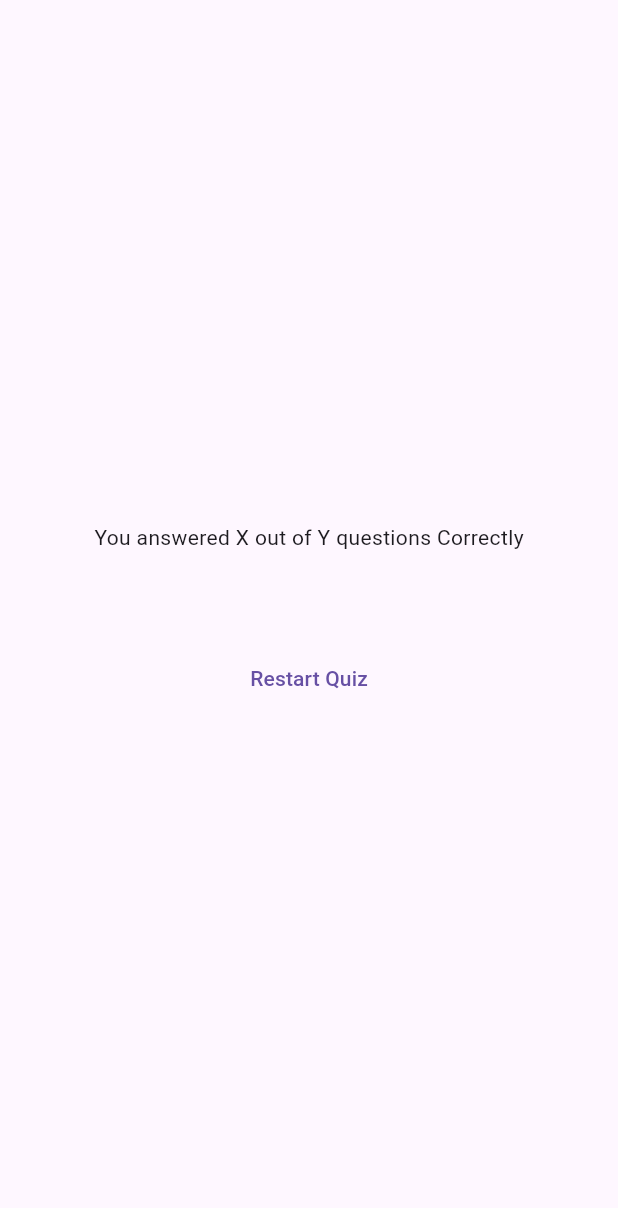
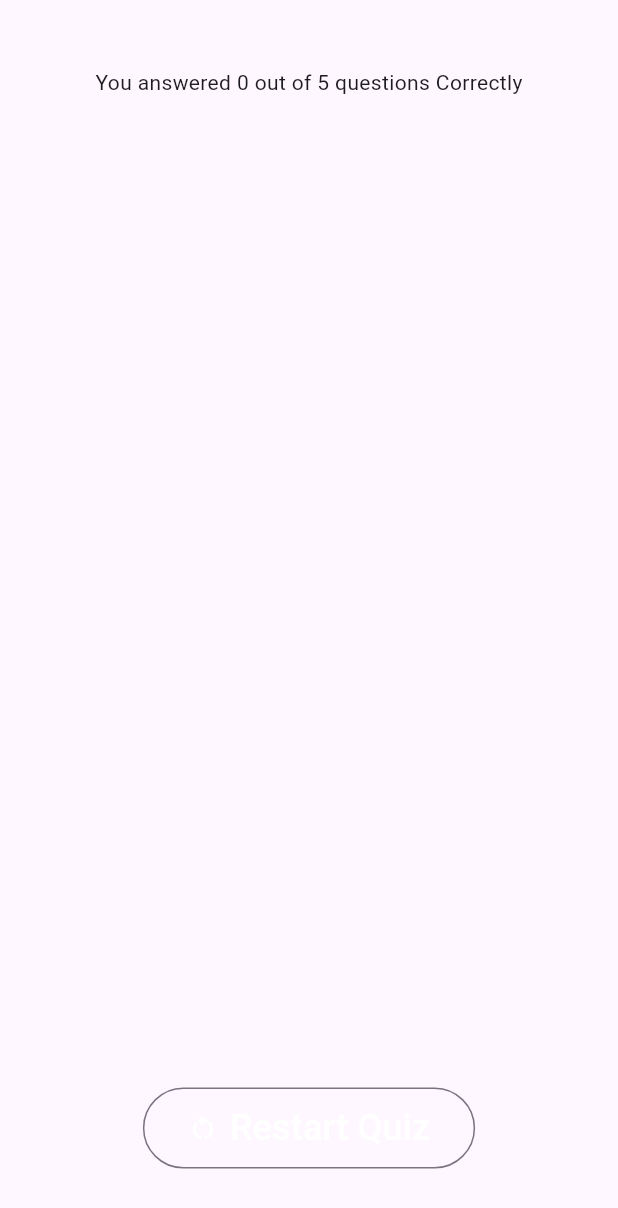
Before and after one commit to chris-zaharia/quiz_app, a Flutter app: the ResultsScreen widget shown alone on an empty page, opened directly with empty values, on a phone screen of 412 x 824 dp. Shown: the top 1208 px of the screen. Run offline on Flutter 3.47's test engine with Material 3 defaults, Android fonts, the phone set to English and light mode, and no system bars; our stand-ins replace google_fonts.

Commit message:
font changes, new button, question # circle

```diff
--- a/lib/quiz.dart
+++ b/lib/quiz.dart
@@ -54,7 +54,6 @@ class _QuizState extends State<Quiz> {
               colors: [
                 Color.fromARGB(255, 78, 13, 151),
                 Colors.blue,
-                Color.fromARGB(255, 107, 15, 168),
               ],
             ),
           ),
--- a/lib/results_screen.dart
+++ b/lib/results_screen.dart
@@ -14,7 +14,7 @@ class ResultsScreen extends StatelessWidget {
         {
           'question_index': i,
           'question': questions[i].text,
-          'correct_answer' :questions[i].answers[0],
+          'correct_answer': questions[i].answers[0],
           'user_answer': chosenAnswers[i],
         },
       );
@@ -25,6 +25,14 @@ class ResultsScreen extends StatelessWidget {
 
   @override
   Widget build(context) {
+    final summaryData = getSummaryData();
+    final numTotalQuestions = questions.length;
+    final numCorrectQuestions = summaryData.where(
+      (data) {
+        return data['correct_answer'] == data['user_answer'];
+      },
+    ).length;
+
     return SizedBox(
       width: double.infinity,
       child: Container(
@@ -32,20 +40,32 @@ class ResultsScreen extends StatelessWidget {
         child: Column(
           mainAxisAlignment: MainAxisAlignment.center,
           children: [
-            const Text('You answered X out of Y questions Correctly'),
+            Text(
+                'You answered $numCorrectQuestions out of $numTotalQuestions questions Correctly'),
             const SizedBox(
               height: 30,
             ),
-            QuestionsSummary(
-              summaryData: getSummaryData()
-              ),
+            QuestionsSummary(summaryData: getSummaryData()),
             const SizedBox(
               height: 30,
             ),
-            TextButton(
+            OutlinedButton.icon(
+              icon: const Icon(Icons.restart_alt_outlined, size: 20,color: Colors.white,),
               onPressed: () {},
-              child: const Text('Restart Quiz'),
-            )
+              style: OutlinedButton.styleFrom(
+                foregroundColor: Colors.white,
+                padding: EdgeInsets.symmetric(
+                  vertical: 10,
+                  horizontal: 30,
+                ),
+              ),
+              label: Text(
+                "Restart Quiz",
+                style: TextStyle(
+                  fontSize: 24,
+                ),
+              ),
+            ),
           ],
         ),
       ),
```
Also changed, not shown: lib/questions_summary.dart (+51 -13 lines).
